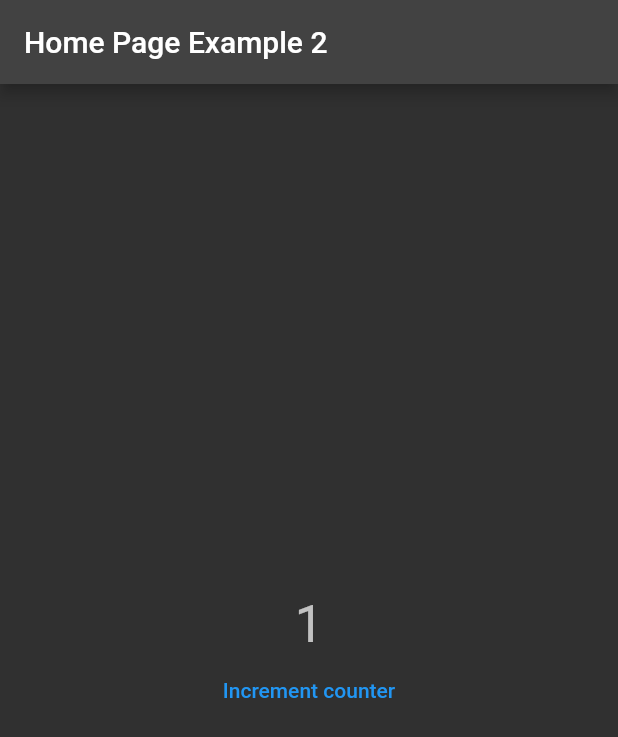
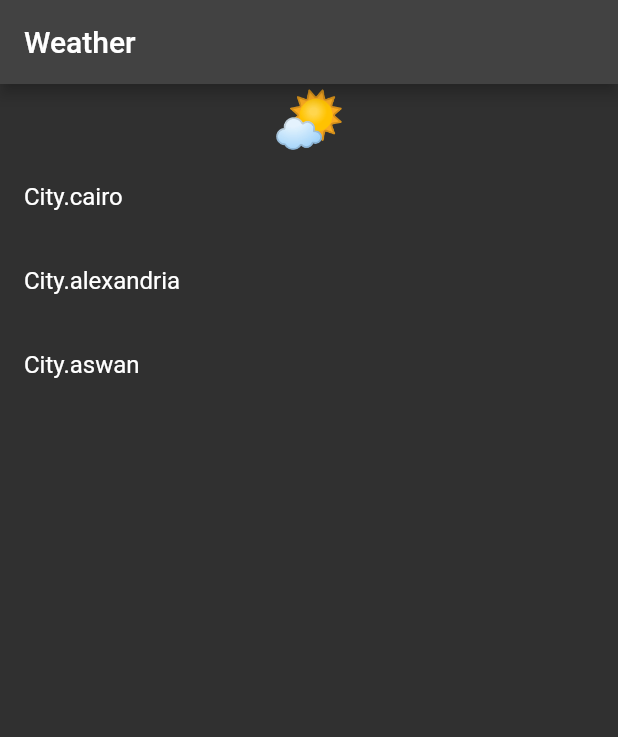
Before and after one commit to mahmoudhamdy123/rivrpod_clean_architecture, a Flutter app: the screen it shows after launch, on a phone screen of 412 x 824 dp. Shown: the top 737 px of the screen. Run offline on Flutter 3.47's test engine with Material 2 defaults, Android fonts, the phone set to English and light mode, and no system bars; our stand-ins replace equatable, flutter_riverpod, flutter_screenutil, flutter_svg, google_fonts, hooks_riverpod.

Commit message:
Example 3 for riverpod

```diff
--- /dev/null
+++ b/lib/feature/rivrpod_example/example_3/home_page_example_3.dart
@@ -0,0 +1,74 @@
+import 'package:flutter/material.dart';
+import 'package:hooks_riverpod/hooks_riverpod.dart';
+
+enum City {
+  cairo,
+  alexandria,
+  aswan,
+}
+
+typedef WeatherEmoji = String;
+Future<WeatherEmoji> getWeather(City city) {
+  return Future.delayed(
+    const Duration(seconds: 1),
+    () => {
+      City.alexandria: '❄️',
+      City.cairo: '🌧️',
+      City.aswan: '🌞',
+    }[city]!,
+  );
+}
+
+final currentCityProvider = StateProvider<City?>(
+  (ref) => null,
+);
+
+final weatherProvider = FutureProvider<WeatherEmoji>((ref) {
+  final city = ref.watch(currentCityProvider);
+  if (city != null) {
+    return getWeather(city);
+  } else {
+    return "🌤️";
+  }
+});
+
+class HomePageExample3 extends ConsumerWidget {
+  const HomePageExample3({super.key});
+
+  @override
+  Widget build(BuildContext context, WidgetRef ref) {
+    final currentWeather = ref.watch(weatherProvider);
+
+    return Scaffold(
+      appBar: AppBar(title: const Text("Weather")),
+      body: Column(children: [
+        currentWeather.when(
+          data: (data) => Text(data, style: const TextStyle(fontSize: 40)),
+          error: (Object error, StackTrace stackTrace) {
+            return const Text(
+              "Error 😔",
+              style: TextStyle(fontSize: 40),
+            );
+          },
+          loading: () {
+            return const Text("Loading..", style: TextStyle(fontSize: 40));
+          },
+        ),
+        Expanded(
+            child: ListView.builder(
+                itemCount: City.values.length,
+                itemBuilder: (context, index) {
+                  final city = City.values[index];
+                  final isSelected = city == ref.watch(currentCityProvider);
+                  return ListTile(
+                    title: Text(city.toString()),
+                    trailing: isSelected ? const Icon(Icons.check) : null,
+                    onTap: () {
+                      ref.read(currentCityProvider.notifier).state = city;
+                    },
+                  );
+                }))
+      ]),
+    );
+  }
+}
--- a/lib/main.dart
+++ b/lib/main.dart
@@ -6,7 +6,7 @@ import 'package:riverpod_clean_architecture/core/utils/app_string.dart';
 import 'package:riverpod_clean_architecture/feature/main_layout/presentation/screens/main_layout_screen.dart';
 import 'package:riverpod_clean_architecture/feature/rivrpod_example/example.dart';
 import 'package:riverpod_clean_architecture/feature/rivrpod_example/example_2/home_page_example_2.dart';
-import 'package:riverpod_clean_architecture/feature/rivrpod_example/hello_world_screen.dart';
+import 'package:riverpod_clean_architecture/feature/rivrpod_example/example_3/home_page_example_3.dart';
 
 import 'feature/rivrpod_example/example_1/home_page_example_1.dart';
 
@@ -16,7 +16,9 @@ void main() {
   //Example 1
   //runApp(const ProviderScope(child: Example1()));
   //Example 2
-  runApp(const ProviderScope(child: Example2()));
+  // runApp(const ProviderScope(child: Example2()));
+  //Example 3
+  runApp(const ProviderScope(child: Example3()));
 }
 
 class MyApp extends StatelessWidget {
@@ -72,3 +74,19 @@ class Example2 extends StatelessWidget {
     );
   }
 }
+
+class Example3 extends StatelessWidget {
+  const Example3({super.key});
+
+  @override
+  Widget build(BuildContext context) {
+    return MaterialApp(
+      title: "Example 1",
+      debugShowCheckedModeBanner: false,
+      darkTheme: ThemeData.dark(),
+      themeMode: ThemeMode.dark,
+      home: const HomePageExample3(),
+      // home: const Example(),
+    );
+  }
+}
```
